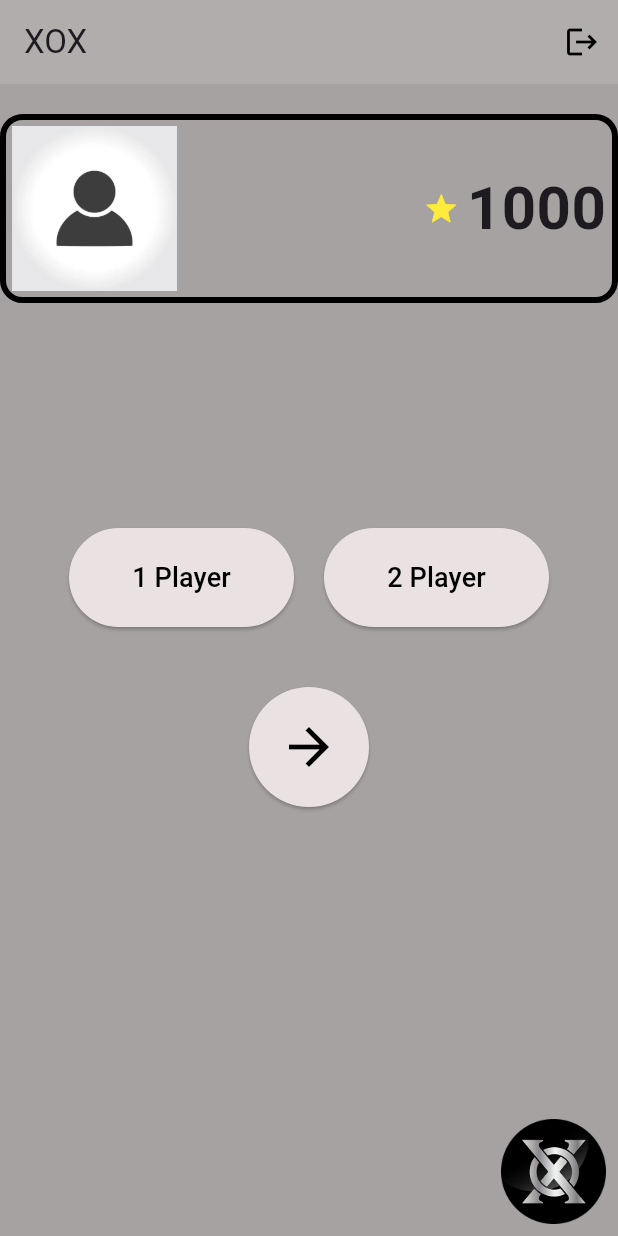
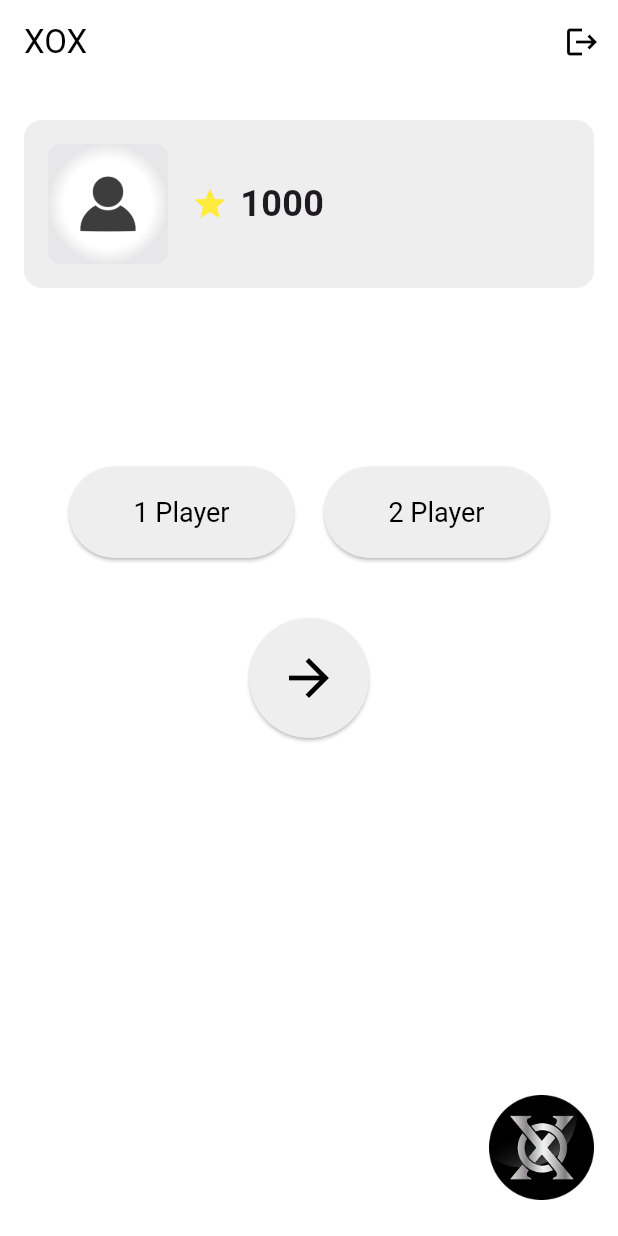
Before and after one commit to RCburak/TicTacToe, a Flutter app: the screen it shows after launch, on a phone screen of 412 x 824 dp. Run offline on Flutter 3.47's test engine with Material 3 defaults, Android fonts, the phone set to English and light mode, and no system bars; our stand-ins replace cloud_firestore, confetti, firebase_auth, firebase_core, fluttertoast; accounts and stored records are empty.

Commit message:
güncelleme

```diff
--- a/lib/mainpage.dart
+++ b/lib/mainpage.dart
@@ -1,3 +1,5 @@
+// ignore_for_file: camel_case_types, use_super_parameters
+
 import 'package:flutter/material.dart';
 import 'package:proje1/gamepage.dart';
 import 'package:proje1/gamepage2.dart';
@@ -7,9 +9,7 @@ void main() {
   runApp(const mainpage());
 }
 
-// ignore: camel_case_types
 class mainpage extends StatelessWidget {
-  // ignore: use_super_parameters
   const mainpage({Key? key}) : super(key: key);
 
   @override
@@ -18,29 +18,28 @@ class mainpage extends StatelessWidget {
       title: 'XOX',
       theme: ThemeData(
         primarySwatch: Colors.blue,
+        visualDensity: VisualDensity.adaptivePlatformDensity,
       ),
-      home: const mainpageScreen(),
+      home: const MainPageScreen(),
     );
   }
 }
 
-// ignore: camel_case_types
-class mainpageScreen extends StatelessWidget {
-  // ignore: use_super_parameters
-  const mainpageScreen({Key? key}) : super(key: key);
+class MainPageScreen extends StatelessWidget {
+  const MainPageScreen({Key? key}) : super(key: key);
 
   @override
   Widget build(BuildContext context) {
     return Scaffold(
       appBar: AppBar(
-        title: const Text('XOX'),
-        backgroundColor: const Color.fromARGB(255, 177, 173, 173),
+        title: const Text('XOX', style: TextStyle(color: Colors.black)),
+        backgroundColor: Colors.white,
+        elevation: 0,
         actions: <Widget>[
           IconButton(
             icon: const Icon(Icons.logout),
-            color: const Color.fromARGB(255, 0, 0, 0),
+            color: Colors.black,
             onPressed: () {
-              // Çıkış
               Navigator.pushReplacement(
                 context,
                 MaterialPageRoute(builder: (context) => const HomePage()),
@@ -49,45 +48,56 @@ class mainpageScreen extends StatelessWidget {
           ),
         ],
       ),
-      backgroundColor: const Color.fromARGB(255, 167, 162, 162),
-      body: Column(
-        mainAxisAlignment: MainAxisAlignment.start,
-        children: <Widget>[
-          const SizedBox(height: 20),
-          Container(
-            alignment: Alignment.topLeft,
-            padding: const EdgeInsets.only(left: 0), // Sol kenardan boşluk
-            decoration: BoxDecoration(
-              borderRadius: BorderRadius.circular(15), // Köşeleri yuvarla
-              border: Border.all(
-                color: Colors.black,
-                width: 4,
-              ), // Çerçeve rengi ve kalınlığı
-            ),
-            child: Padding(
-              padding: const EdgeInsets.all(
-                  4.0), // Çerçeve ile resim arasındaki boşluk
+      backgroundColor: Colors.white,
+      body: Padding(
+        padding: const EdgeInsets.symmetric(horizontal: 16.0, vertical: 24.0),
         child: Column(
           crossAxisAlignment: CrossAxisAlignment.start,
-                children: [
-                  Row(
-                    mainAxisAlignment:
-                        MainAxisAlignment.spaceBetween, // Sağa hizala
-                    children: [
-                      Image.asset(
+          children: <Widget>[
+            _buildProfileSection(),
+            const Spacer(),
+            _buildGameButtons(context),
+            const Spacer(flex: 2),
+            Align(
+              alignment: Alignment.bottomRight,
+              child: Image.asset(
+                "assets/images/XOX.png",
+                width: 70,
+                height: 70,
+              ),
+            ),
+          ],
+        ),
+      ),
+    );
+  }
+
+  Widget _buildProfileSection() {
+    return Container(
+      padding: const EdgeInsets.all(16.0),
+      decoration: BoxDecoration(
+        color: Colors.grey.shade200,
+        borderRadius: BorderRadius.circular(12),
+      ),
+      child: Row(
+        children: <Widget>[
+          ClipRRect(
+            borderRadius: BorderRadius.circular(8.0),
+            child: Image.asset(
               "assets/images/userprofil.jpg",
-                        width: 110,
-                        height: 110,
+              width: 80,
+              height: 80,
             ),
-                      const SizedBox(width: 5),
+          ),
+          const SizedBox(width: 16),
           const Row(
-                        children: [
+            children: <Widget>[
               Icon(Icons.star, color: Colors.yellow),
-                          SizedBox(width: 5),
+              SizedBox(width: 8),
               Text(
-                            '1000', // Buraya kullanıcının kazandığı puanları dinamik olarak ekleyebilirsiniz
+                '1000',
                 style: TextStyle(
-                              fontSize: 40.0,
+                  fontSize: 24.0,
                   fontWeight: FontWeight.bold,
                 ),
               ),
@@ -95,54 +105,25 @@ class mainpageScreen extends StatelessWidget {
           ),
         ],
       ),
-                ],
-              ),
-            ),
-          ),
-          const SizedBox(height: 150),
+    );
+  }
+
+  Widget _buildGameButtons(BuildContext context) {
+    return Column(
+      children: <Widget>[
         Row(
           mainAxisAlignment: MainAxisAlignment.center,
           children: <Widget>[
-              ElevatedButton(
-                onPressed: () {
-                  Navigator.push(
+            _buildGameButton(
               context,
-                    MaterialPageRoute(
-                      builder: (context) => const TicTacToeApp(),
-                    ),
-                  );
-                },
-                style: ElevatedButton.styleFrom(
-                  padding: const EdgeInsets.all(20),
-                  minimumSize: const Size(150, 50),
-                  foregroundColor: const Color.fromARGB(255, 0, 0, 0),
-                  backgroundColor: const Color.fromARGB(255, 234, 226, 226),
-                ),
-                child: const Text(
               '1 Player',
-                  style: TextStyle(fontSize: 18.0),
-                ),
+              const TicTacToeApp(),
             ),
             const SizedBox(width: 20),
-              ElevatedButton(
-                onPressed: () {
-                  Navigator.push(
+            _buildGameButton(
               context,
-                    MaterialPageRoute(
-                      builder: (context) => const TicTacToeApp2(),
-                    ),
-                  );
-                },
-                style: ElevatedButton.styleFrom(
-                  padding: const EdgeInsets.all(20),
-                  minimumSize: const Size(150, 50),
-                  foregroundColor: const Color.fromARGB(255, 0, 0, 0),
-                  backgroundColor: const Color.fromARGB(255, 234, 226, 226),
-                ),
-                child: const Text(
               '2 Player',
-                  style: TextStyle(fontSize: 18.0),
-                ),
+              const TicTacToeApp2(),
             ),
           ],
         ),
@@ -153,34 +134,38 @@ class mainpageScreen extends StatelessWidget {
               context,
               MaterialPageRoute(builder: (context) => const TicTacToeApp()),
             );
-              // Oyuna başlama butonuna tıklandığında yapılacak işlemler
           },
           style: ElevatedButton.styleFrom(
             padding: const EdgeInsets.all(20),
             shape: const CircleBorder(),
-              backgroundColor: const Color.fromARGB(255, 234, 226, 226),
+            backgroundColor: Colors.grey.shade200,
           ),
           child: const Icon(
             Icons.arrow_forward,
             size: 40,
-              color: Color.fromARGB(255, 0, 0, 0),
-            ),
-          ),
-          Expanded(
-            child: Align(
-              alignment: Alignment.bottomRight,
-              child: Padding(
-                padding: const EdgeInsets.all(8.0),
-                child: Image.asset(
-                  "assets/images/XOX.png",
-                  width: 70,
-                  height: 70,
-                ),
-              ),
+            color: Colors.black,
           ),
         ),
       ],
+    );
+  }
+
+  Widget _buildGameButton(BuildContext context, String text, Widget page) {
+    return ElevatedButton(
+      onPressed: () {
+        Navigator.push(
+          context,
+          MaterialPageRoute(builder: (context) => page),
+        );
+      },
+      style: ElevatedButton.styleFrom(
+        padding: const EdgeInsets.all(20),
+        minimumSize: const Size(150, 50),
+        foregroundColor: Colors.black,
+        backgroundColor: Colors.grey.shade200,
+        textStyle: const TextStyle(fontSize: 18.0),
       ),
+      child: Text(text),
     );
   }
 }
```
Lines whose indentation alone changed are shown as unchanged.
